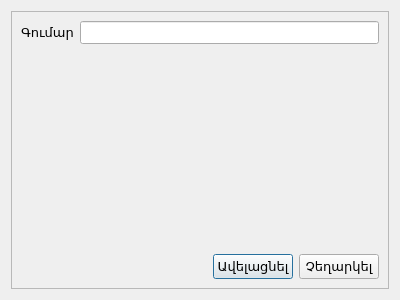
ADCompany/AD-Farm, file src/addstoragecosts.ui: the form before one commit.
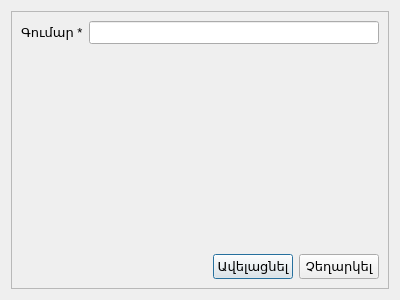
The form after the commit. Icons and pictures are not drawn.

```diff
--- a/src/addstoragecosts.ui
+++ b/src/addstoragecosts.ui
@@ -45,7 +45,7 @@
                   </font>
                  </property>
                  <property name="text">
-                  <string>Գումար</string>
+                  <string>Գումար *</string>
                  </property>
                 </widget>
                </item>
```
